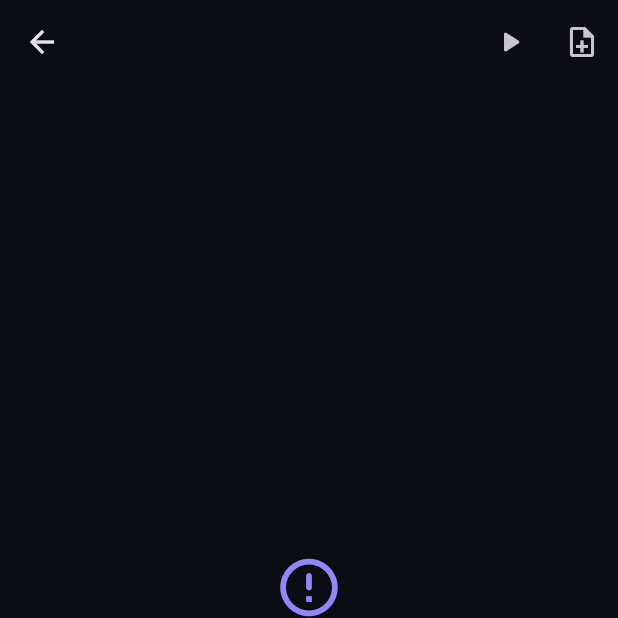
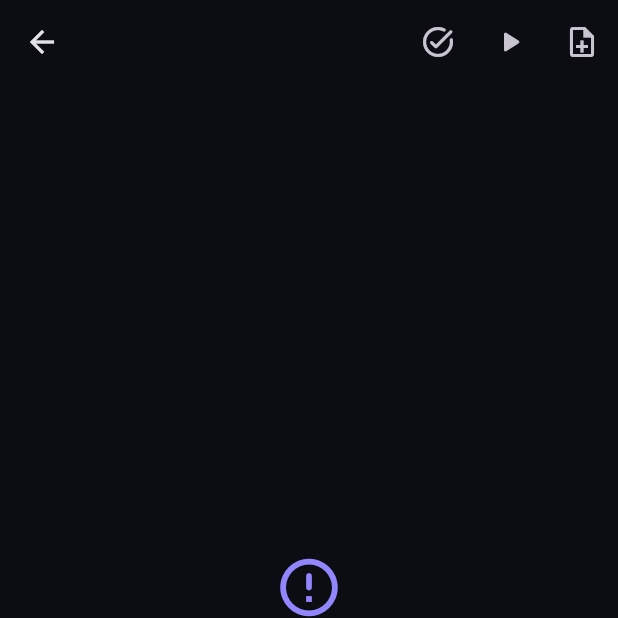
Before and after one commit to alisrm73/QX-Project, a Flutter app: the ProjectWorkspacePage screen opened directly with empty values, on a phone screen of 412 x 824 dp, the top half of it. Run offline on Flutter 3.47's test engine with Material 3 defaults, Android fonts, the phone set to English and light mode, and no system bars; our stand-ins replace webview_flutter.

Commit message:
feat: connect task manager to project workspace

```diff
--- a/lib/screens/workspace_page.dart
+++ b/lib/screens/workspace_page.dart
@@ -5,6 +5,7 @@ import '../services/project_store.dart';
 import '../services/workspace_store.dart';
 import 'file_editor_page.dart';
 import 'project_preview_page.dart';
+import 'project_tasks_page.dart';
 
 class WorkspacePage extends StatefulWidget {
   const WorkspacePage({
@@ -243,6 +244,15 @@ class _ProjectWorkspacePageState extends State<ProjectWorkspacePage> {
           backgroundColor: const Color(0xFF0B0D13),
           actions: [
             IconButton(
+              tooltip: 'المهام / Tasks',
+              onPressed: () => Navigator.of(context).push(
+                MaterialPageRoute<void>(
+                  builder: (_) => ProjectTasksPage(project: widget.project),
+                ),
+              ),
+              icon: const Icon(Icons.task_alt_rounded),
+            ),
+            IconButton(
               tooltip: 'معاينة / Preview',
               onPressed: _openPreview,
               icon: const Icon(Icons.play_arrow_rounded),
```
